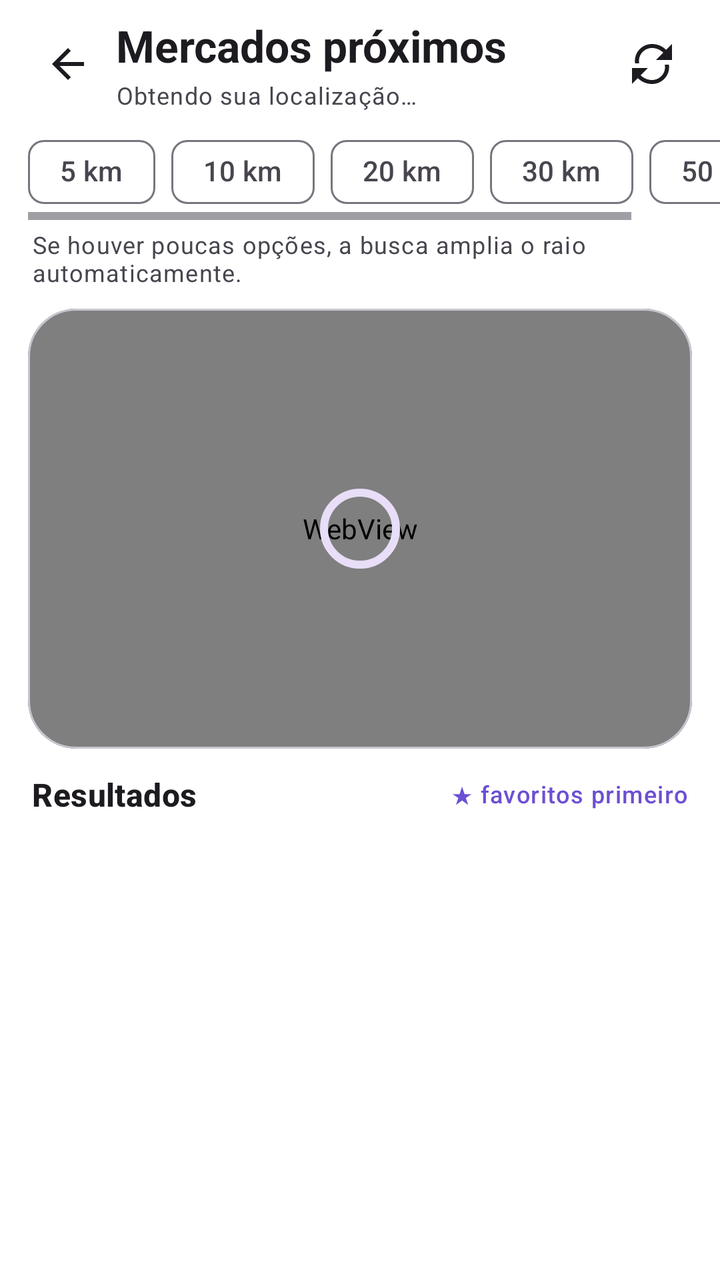
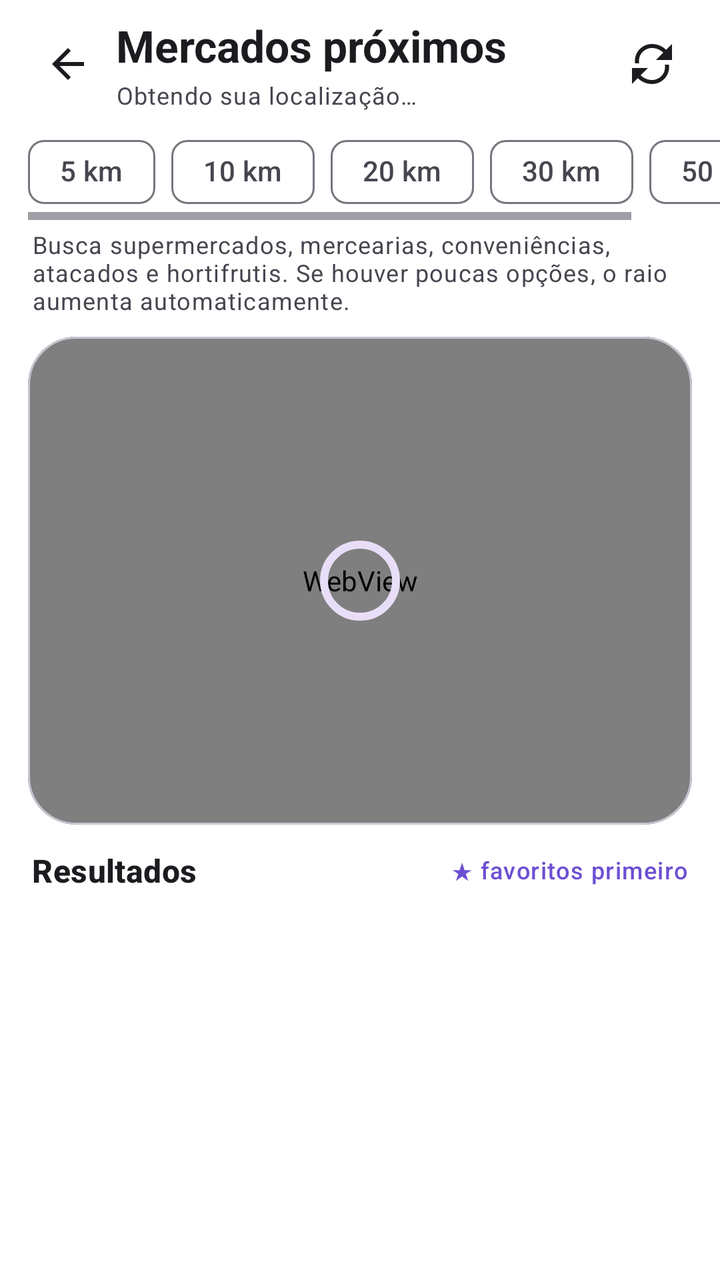

Before-and-after screenshots of an Android layout around one commit, followed by the original layout XML and the change that was made.
<!-- AndroidManifest.xml: application theme Theme.ListaCompras -->
<!-- res/layout/activity_nearby_markets.xml -->
<?xml version="1.0" encoding="utf-8"?>
<androidx.coordinatorlayout.widget.CoordinatorLayout xmlns:android="http://schemas.android.com/apk/res/android"
    xmlns:app="http://schemas.android.com/apk/res-auto"
    android:id="@+id/rootMarkets"
    android:layout_width="match_parent"
    android:layout_height="match_parent"
    android:background="?attr/colorSurface">

    <LinearLayout
        android:layout_width="match_parent"
        android:layout_height="match_parent"
        android:orientation="vertical">

        <LinearLayout
            android:layout_width="match_parent"
            android:layout_height="wrap_content"
            android:gravity="center_vertical"
            android:orientation="horizontal"
            android:paddingStart="10dp"
            android:paddingTop="8dp"
            android:paddingEnd="10dp"
            android:paddingBottom="6dp">

            <ImageButton
                android:id="@+id/buttonBackMarkets"
                android:layout_width="48dp"
                android:layout_height="48dp"
                android:background="?attr/selectableItemBackgroundBorderless"
                android:contentDescription="Voltar"
                android:padding="12dp"
                android:src="@drawable/ic_back"
                app:tint="?attr/colorOnSurface" />

            <LinearLayout
                android:layout_width="0dp"
                android:layout_height="wrap_content"
                android:layout_weight="1"
                android:orientation="vertical">

                <TextView
                    android:layout_width="match_parent"
                    android:layout_height="wrap_content"
                    android:text="Mercados próximos"
                    android:textAppearance="@style/TextAppearance.Material3.TitleLarge"
                    android:textStyle="bold" />

                <TextView
                    android:id="@+id/textMarketStatus"
                    android:layout_width="match_parent"
                    android:layout_height="wrap_content"
                    android:layout_marginTop="2dp"
                    android:text="Obtendo sua localização…"
                    android:textAppearance="@style/TextAppearance.Material3.BodySmall"
                    android:textColor="?attr/colorOnSurfaceVariant" />
            </LinearLayout>

            <ImageButton
                android:id="@+id/buttonRefreshMarkets"
                android:layout_width="48dp"
                android:layout_height="48dp"
                android:background="?attr/selectableItemBackgroundBorderless"
                android:contentDescription="Atualizar localização e mercados"
                android:padding="12dp"
                android:src="@drawable/ic_refresh"
                app:tint="?attr/colorOnSurface" />
        </LinearLayout>

        <HorizontalScrollView
            android:layout_width="match_parent"
            android:layout_height="wrap_content"
            android:clipToPadding="false"
            android:fillViewport="false"
            android:overScrollMode="never"
            android:paddingStart="14dp"
            android:paddingEnd="14dp">

            <com.google.android.material.chip.ChipGroup
                android:id="@+id/groupMarketRadius"
                android:layout_width="wrap_content"
                android:layout_height="wrap_content"
                app:selectionRequired="true"
                app:singleSelection="true">

                <com.google.android.material.chip.Chip
                    android:id="@+id/chipRadius5"
                    style="@style/Widget.Material3.Chip.Filter"
                    android:layout_width="wrap_content"
                    android:layout_height="wrap_content"
                    android:checkable="true"
                    android:text="5 km" />

                <com.google.android.material.chip.Chip
                    android:id="@+id/chipRadius10"
                    style="@style/Widget.Material3.Chip.Filter"
                    android:layout_width="wrap_content"
                    android:layout_height="wrap_content"
                    android:checkable="true"
                    android:text="10 km" />

                <com.google.android.material.chip.Chip
                    android:id="@+id/chipRadius20"
                    style="@style/Widget.Material3.Chip.Filter"
                    android:layout_width="wrap_content"
                    android:layout_height="wrap_content"
                    android:checkable="true"
                    android:text="20 km" />

                <com.google.android.material.chip.Chip
                    android:id="@+id/chipRadius30"
                    style="@style/Widget.Material3.Chip.Filter"
                    android:layout_width="wrap_content"
                    android:layout_height="wrap_content"
                    android:checkable="true"
                    android:text="30 km" />

                <com.google.android.material.chip.Chip
                    android:id="@+id/chipRadius50"
                    style="@style/Widget.Material3.Chip.Filter"
                    android:layout_width="wrap_content"
                    android:layout_height="wrap_content"
                    android:checkable="true"
                    android:text="50 km" />
            </com.google.android.material.chip.ChipGroup>
        </HorizontalScrollView>

        <TextView
            android:layout_width="match_parent"
            android:layout_height="wrap_content"
            android:layout_marginStart="16dp"
            android:layout_marginTop="4dp"
            android:layout_marginEnd="16dp"
            android:text="Se houver poucas opções, a busca amplia o raio automaticamente."
            android:textAppearance="@style/TextAppearance.Material3.BodySmall"
            android:textColor="?attr/colorOnSurfaceVariant" />

        <com.google.android.material.card.MaterialCardView
    style="@style/Widget.ListaCompras.Card"
            android:layout_width="match_parent"
            android:layout_height="220dp"
            android:layout_marginStart="14dp"
            android:layout_marginTop="10dp"
            android:layout_marginEnd="14dp"
            app:cardCornerRadius="24dp"
            app:cardElevation="0dp"
            app:strokeColor="?attr/colorOutlineVariant"
            app:strokeWidth="1dp">

            <FrameLayout
                android:layout_width="match_parent"
                android:layout_height="match_parent">

                <WebView
                    android:id="@+id/webMarkets"
                    android:layout_width="match_parent"
                    android:layout_height="match_parent" />

                <com.google.android.material.progressindicator.CircularProgressIndicator
                    android:id="@+id/progressMarkets"
                    android:layout_width="48dp"
                    android:layout_height="48dp"
                    android:layout_gravity="center" />
            </FrameLayout>
        </com.google.android.material.card.MaterialCardView>

        <LinearLayout
            android:layout_width="match_parent"
            android:layout_height="wrap_content"
            android:layout_marginStart="16dp"
            android:layout_marginTop="12dp"
            android:layout_marginEnd="16dp"
            android:gravity="center_vertical"
            android:orientation="horizontal">

            <TextView
                android:id="@+id/textMarketResultsTitle"
                android:layout_width="0dp"
                android:layout_height="wrap_content"
                android:layout_weight="1"
                android:text="Resultados"
                android:textAppearance="@style/TextAppearance.Material3.TitleMedium"
                android:textStyle="bold" />

            <TextView
                android:id="@+id/textMarketFavoriteHint"
                android:layout_width="wrap_content"
                android:layout_height="wrap_content"
                android:text="★ favoritos primeiro"
                android:textAppearance="@style/TextAppearance.Material3.LabelMedium"
                android:textColor="?attr/colorPrimary" />
        </LinearLayout>

        <androidx.recyclerview.widget.RecyclerView
            android:id="@+id/recyclerMarkets"
            android:layout_width="match_parent"
            android:layout_height="0dp"
            android:layout_weight="1"
            android:clipToPadding="false"
            android:paddingTop="4dp"
            android:paddingBottom="16dp" />
    </LinearLayout>
</androidx.coordinatorlayout.widget.CoordinatorLayout>
<!-- resources referenced by this layout -->
<resources>
  <!-- drawable ic_back (drawable) -->
  <vector xmlns:android="http://schemas.android.com/apk/res/android" android:width="24dp" android:height="24dp" android:viewportWidth="24" android:viewportHeight="24">
      <path android:fillColor="?attr/colorOnSurface" android:pathData="M20,11H7.83l5.59,-5.59L12,4l-8,8 8,8 1.42,-1.41L7.83,13H20v-2z" />
  </vector>
  <!-- drawable ic_refresh (drawable) -->
  <vector xmlns:android="http://schemas.android.com/apk/res/android"
      android:width="24dp"
      android:height="24dp"
      android:viewportWidth="24"
      android:viewportHeight="24">
      <path android:fillColor="#FF000000" android:pathData="M17.65,6.35C16.2,4.9 14.21,4 12,4c-4.09,0 -7.19,3.72 -6.39,7.69l-2.08,0C2.79,6.61 6.72,2 12,2c2.76,0 5.26,1.12 7.07,2.93L22,2v8h-8zM6.35,17.65C7.8,19.1 9.79,20 12,20c4.09,0 7.19,-3.72 6.39,-7.69l2.08,0C21.21,17.39 17.28,22 12,22c-2.76,0 -5.26,-1.12 -7.07,-2.93L2,22v-8h8z"/>
  </vector>
  <style name="Widget.ListaCompras.Card" parent="Widget.Material3.CardView.Outlined">
          <item name="cardCornerRadius">@dimen/lc_radius_card</item>
          <item name="cardElevation">0dp</item>
          <item name="strokeColor">?attr/colorOutlineVariant</item>
          <item name="strokeWidth">1dp</item>
          <item name="cardBackgroundColor">?attr/colorSurfaceContainerLow</item>
      </style>
  <dimen name="lc_radius_card">20dp</dimen>
  <color name="primary">#6D4FD3</color>
  <color name="on_primary">#FFFFFF</color>
  <color name="primary_container">#E9E1FF</color>
  <color name="on_primary_container">#24124F</color>
  <color name="secondary">#625B71</color>
  <color name="on_secondary">#FFFFFF</color>
  <color name="secondary_container">#E8DEF8</color>
  <color name="on_secondary_container">#1D192B</color>
  <color name="dark_background">#F7F7FC</color>
  <color name="dark_surface">#FFFFFF</color>
  <color name="dark_surface_variant">#F0EDF5</color>
  <color name="dark_surface_lowest">#FFFFFF</color>
  <color name="dark_surface_low">#F7F2FA</color>
  <color name="dark_surface_container">#F4F0FA</color>
  <color name="dark_surface_high">#ECE6F0</color>
  <color name="dark_surface_highest">#E6E0E9</color>
  <color name="dark_on_surface">#1D1B20</color>
  <color name="dark_on_surface_variant">#49454F</color>
  <color name="dark_outline">#79747E</color>
  <color name="dark_outline_variant">#CAC4D0</color>
  <!-- unchanged entries left out for length: 1 -->
</resources>

<!-- the commit's change to res/layout/activity_nearby_markets.xml (unified diff, before → after) -->
@@ -129,14 +129,14 @@
             android:layout_marginStart="16dp"
             android:layout_marginTop="4dp"
             android:layout_marginEnd="16dp"
-            android:text="Se houver poucas opções, a busca amplia o raio automaticamente."
+            android:text="Busca supermercados, mercearias, conveniências, atacados e hortifrutis. Se houver poucas opções, o raio aumenta automaticamente."
             android:textAppearance="@style/TextAppearance.Material3.BodySmall"
             android:textColor="?attr/colorOnSurfaceVariant" />
 
         <com.google.android.material.card.MaterialCardView
-    style="@style/Widget.ListaCompras.Card"
-            android:layout_width="match_parent"
-            android:layout_height="220dp"
+            style="@style/Widget.ListaCompras.Card"
+            android:layout_width="match_parent"
+            android:layout_height="244dp"
             android:layout_marginStart="14dp"
             android:layout_marginTop="10dp"
             android:layout_marginEnd="14dp"
@@ -156,8 +156,8 @@
 
                 <com.google.android.material.progressindicator.CircularProgressIndicator
                     android:id="@+id/progressMarkets"
-                    android:layout_width="48dp"
-                    android:layout_height="48dp"
+                    android:layout_width="52dp"
+                    android:layout_height="52dp"
                     android:layout_gravity="center" />
             </FrameLayout>
         </com.google.android.material.card.MaterialCardView>
@@ -188,6 +188,19 @@
                 android:textAppearance="@style/TextAppearance.Material3.LabelMedium"
                 android:textColor="?attr/colorPrimary" />
         </LinearLayout>
+
+        <TextView
+            android:id="@+id/textEmptyMarkets"
+            android:layout_width="match_parent"
+            android:layout_height="wrap_content"
+            android:layout_marginStart="16dp"
+            android:layout_marginTop="8dp"
+            android:layout_marginEnd="16dp"
+            android:layout_marginBottom="8dp"
+            android:text="Nenhum mercado encontrado no raio atual. Tente ampliar o alcance ou atualizar sua localização."
+            android:textAppearance="@style/TextAppearance.Material3.BodyMedium"
+            android:textColor="?attr/colorOnSurfaceVariant"
+            android:visibility="gone" />
 
         <androidx.recyclerview.widget.RecyclerView
             android:id="@+id/recyclerMarkets"
